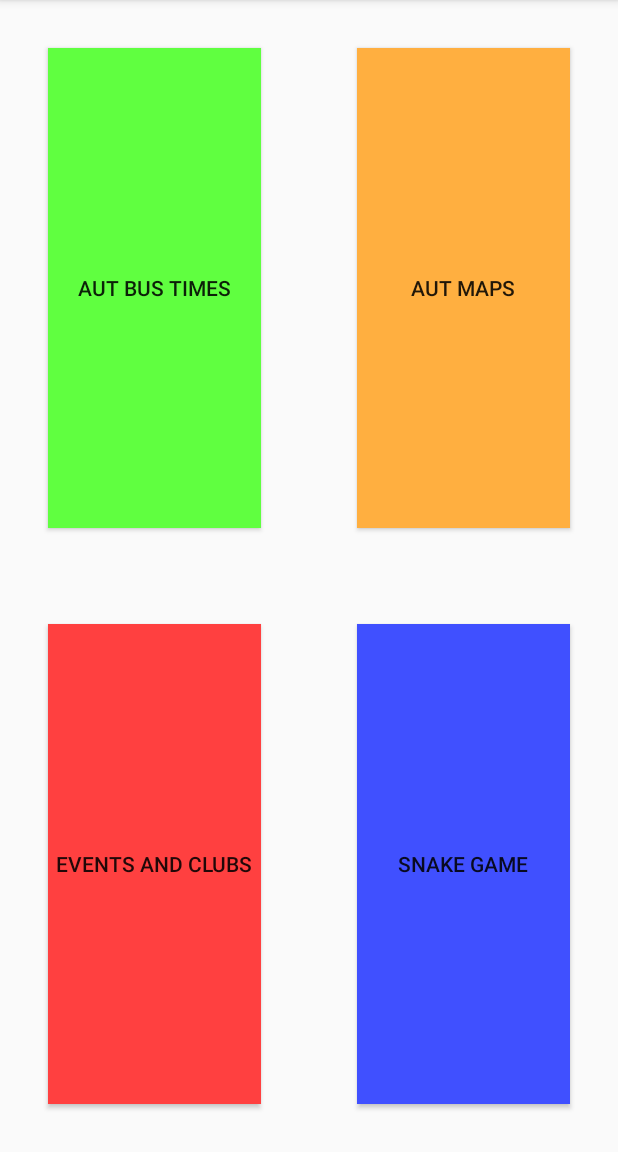
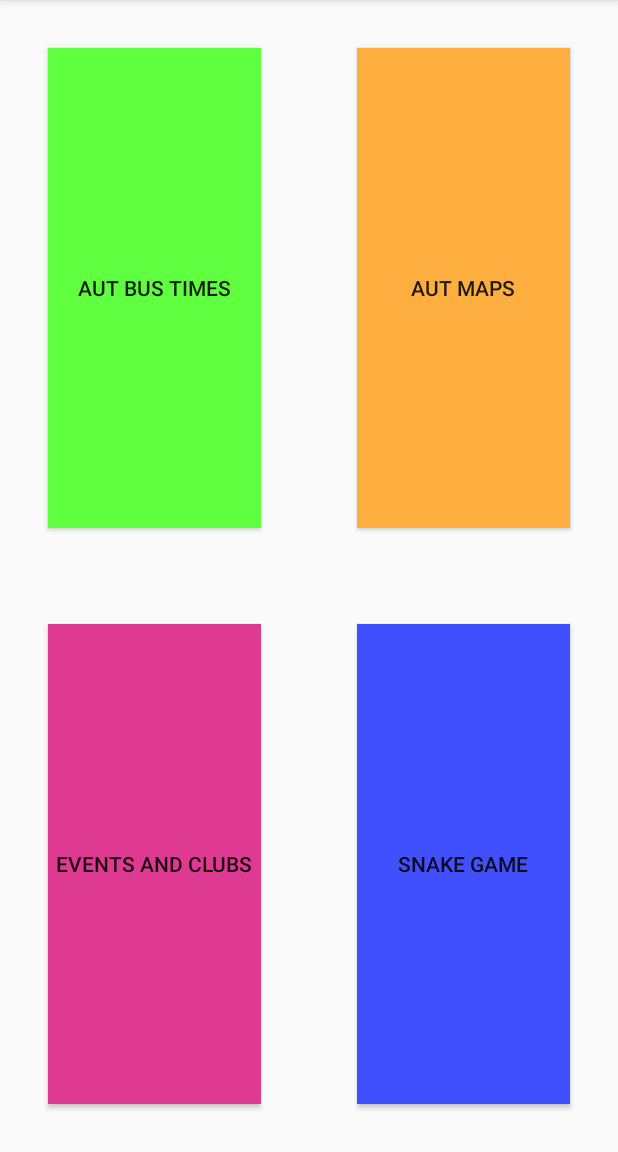
Before and after one commit to PhilipAUT/sdp2018, an Android app: the screen it shows after launch (MainMenu), on a phone screen of 412 x 824 dp, the part 84-1236 px from its top. Run offline under Robolectric (Android 15) with nearby library versions, the phone set to English and light mode, and no system bars.

Commit message:
added colour

```diff
--- a/app/src/main/res/values/colors.xml
+++ b/app/src/main/res/values/colors.xml
@@ -4,7 +4,7 @@
     <color name="colorPrimaryDark">#303F9F</color>
     <color name="colorAccent">#FF4081</color>
     <color name="mapColour">#ffaf40</color>
-    <color name="eventColour">#ff4040</color>
+    <color name="eventColour">#FFDF3A92</color>
     <color name="snakeColour">#4050ff</color>
     <color name="BusCoulor">#60ff40</color>
 </resources>
```
